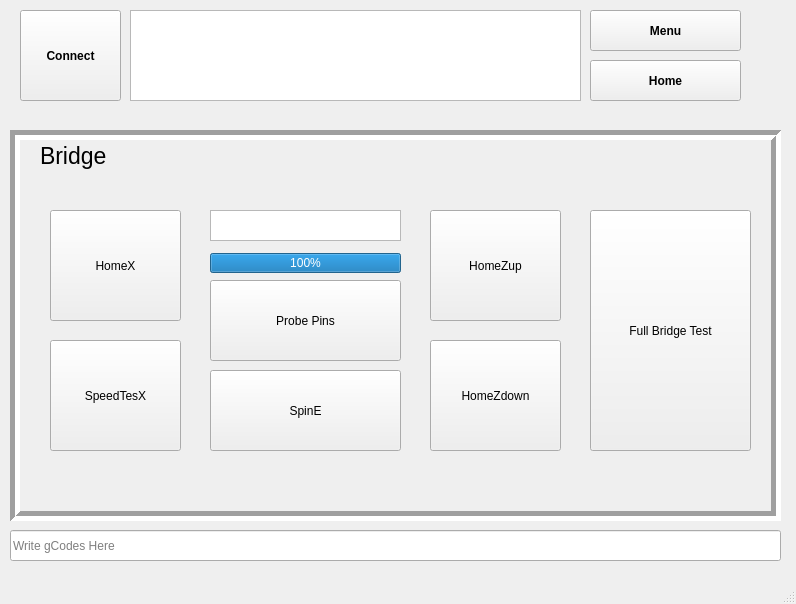
The window that FT_vone/mainwindow.ui (7ome/Functional-Test) describes before a commit, drawn with Qt 5.
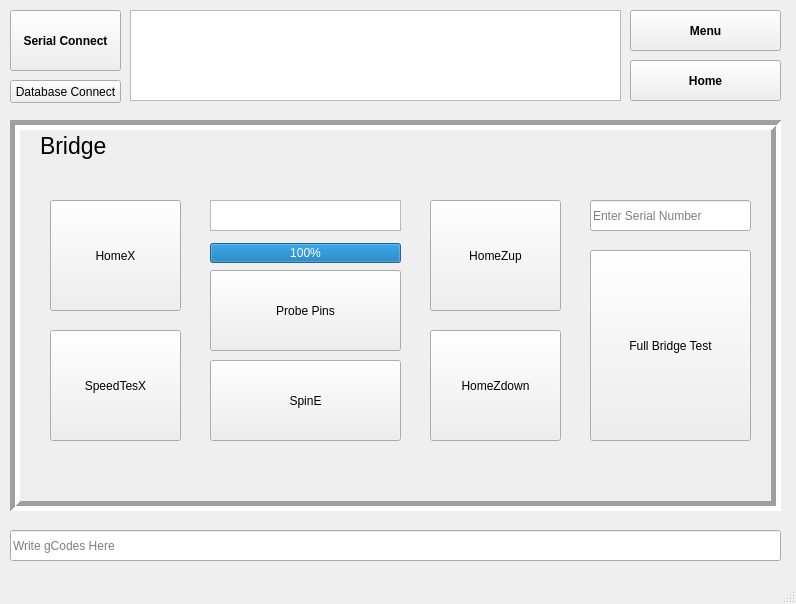
The same window after the commit. The open tabs and pages were chosen to show the change.

Commit message:
Bridge DB + Status coms
Added/fixed status coms for serial and db. in the process of  saving errors of bridges to database

Diff of the .ui file:
```diff
--- a/FT_vone/mainwindow.ui
+++ b/FT_vone/mainwindow.ui
@@ -23,10 +23,10 @@
    <widget class="QPushButton" name="pushButton">
     <property name="geometry">
      <rect>
-      <x>20</x>
+      <x>10</x>
       <y>10</y>
-      <width>101</width>
-      <height>91</height>
+      <width>111</width>
+      <height>61</height>
      </rect>
     </property>
     <property name="font">
@@ -36,7 +36,7 @@
      </font>
     </property>
     <property name="text">
-     <string>Connect</string>
+     <string>Serial Connect</string>
     </property>
    </widget>
    <widget class="QTextBrowser" name="textBrowser">
@@ -44,15 +44,20 @@
      <rect>
       <x>130</x>
       <y>10</y>
-      <width>451</width>
+      <width>491</width>
       <height>91</height>
      </rect>
     </property>
+    <property name="font">
+     <font>
+      <pointsize>8</pointsize>
+     </font>
+    </property>
    </widget>
    <widget class="QPushButton" name="MenuButton">
     <property name="geometry">
      <rect>
-      <x>590</x>
+      <x>630</x>
       <y>10</y>
       <width>151</width>
       <height>41</height>
@@ -72,7 +77,7 @@
     <property name="geometry">
      <rect>
       <x>10</x>
-      <y>130</y>
+      <y>120</y>
       <width>771</width>
       <height>391</height>
      </rect>
@@ -294,9 +299,9 @@
       <property name="geometry">
        <rect>
         <x>570</x>
-        <y>70</y>
+        <y>120</y>
         <width>161</width>
-        <height>241</height>
+        <height>191</height>
        </rect>
       </property>
       <property name="text">
@@ -358,6 +363,19 @@
        </rect>
       </property>
      </widget>
+     <widget class="QLineEdit" name="BridgeSN">
+      <property name="geometry">
+       <rect>
+        <x>570</x>
+        <y>70</y>
+        <width>161</width>
+        <height>31</height>
+       </rect>
+      </property>
+      <property name="placeholderText">
+       <string>Enter Serial Number</string>
+      </property>
+     </widget>
     </widget>
     <widget class="QWidget" name="page_3">
      <widget class="QLabel" name="label_2">
@@ -621,7 +639,7 @@
    <widget class="QPushButton" name="HomeButton">
     <property name="geometry">
      <rect>
-      <x>590</x>
+      <x>630</x>
       <y>60</y>
       <width>151</width>
       <height>41</height>
@@ -659,6 +677,19 @@
      <string>Write gCodes Here</string>
     </property>
    </widget>
+   <widget class="QPushButton" name="dbButton">
+    <property name="geometry">
+     <rect>
+      <x>10</x>
+      <y>80</y>
+      <width>111</width>
+      <height>23</height>
+     </rect>
+    </property>
+    <property name="text">
+     <string>Database Connect</string>
+    </property>
+   </widget>
   </widget>
   <widget class="QMenuBar" name="menubar">
    <property name="geometry">
```
Left out of the diff: 12 changed lines with no effect on the pictures. The commit also changes 9 other files.
